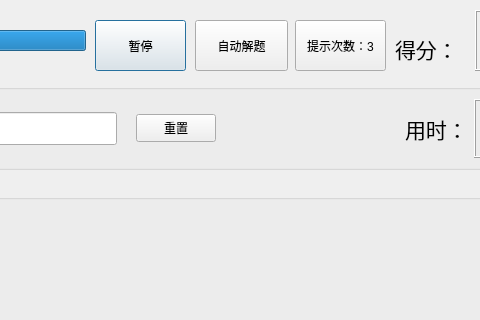
YTGhost/LLK, file play.ui: the form before one commit; both pictures show x 325 to 805 and y 0 to 320 of the 1159 by 814 pixel window.
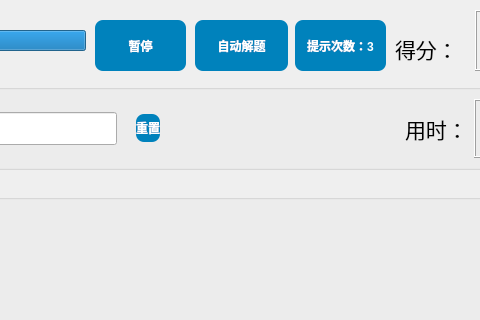
The form after the commit. Icons and pictures are not drawn.

Commit message: 修改游戏界面按钮颜色

Patch:
```diff
--- a/play.ui
+++ b/play.ui
@@ -40,6 +40,9 @@
      <height>51</height>
     </rect>
    </property>
+   <property name="styleSheet">
+    <string notr="true">QPushButton {background-color: #0082bc; color: #FFFFFF; border-radius: 8px; font-weight:bold;}</string>
+   </property>
    <property name="text">
     <string>暂停</string>
    </property>
@@ -104,6 +107,9 @@
           <height>28</height>
          </size>
         </property>
+        <property name="styleSheet">
+         <string notr="true">QPushButton {background-color: #0082bc; color: #FFFFFF; border-radius: 8px; font-weight:bold;}</string>
+        </property>
         <property name="text">
          <string>重置</string>
         </property>
@@ -252,6 +258,9 @@
      <height>51</height>
     </rect>
    </property>
+   <property name="styleSheet">
+    <string notr="true">QPushButton {background-color: #0082bc; color: #FFFFFF; border-radius: 8px; font-weight:bold;}</string>
+   </property>
    <property name="text">
     <string>提示次数：3</string>
    </property>
@@ -352,6 +361,9 @@
      <height>51</height>
     </rect>
    </property>
+   <property name="styleSheet">
+    <string notr="true">QPushButton {background-color: #0082bc; color: #FFFFFF; border-radius: 8px; font-weight:bold;}</string>
+   </property>
    <property name="text">
     <string>自动解题</string>
    </property>
```
The commit also changes 1 other file.
